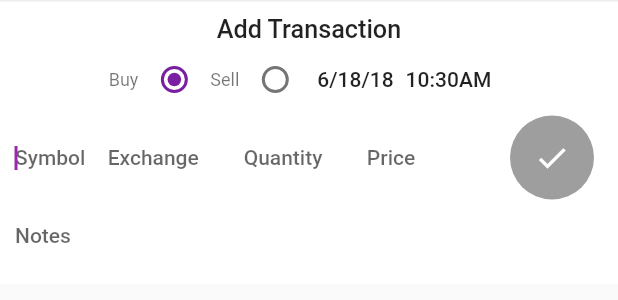
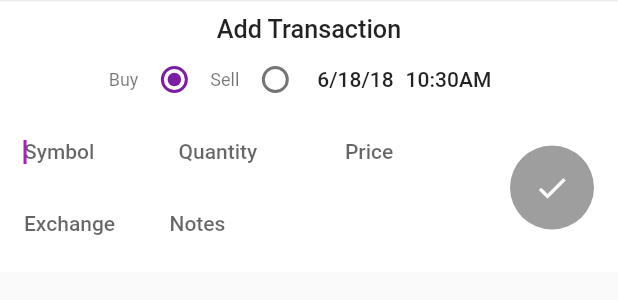
Before and after one commit to huzgrx/trace-flutter, a Flutter app: the TransactionSheet widget shown alone on an empty page, opened directly with empty values, on a phone screen of 412 x 824 dp. Shown: the top 300 px of the screen. Run offline on Flutter 3.47's test engine with Material 2 defaults, Android fonts, the phone set to English and light mode, and no system bars; our stand-ins replace shared_preferences; missing offline and left inert: flutter_sparkline; accounts and stored records are empty; network calls fail.

Commit message:
better transaction_sheet ui, better market data fetching on aggregate_stats

```diff
--- a/lib/portfolio/transaction_sheet.dart
+++ b/lib/portfolio/transaction_sheet.dart
@@ -339,9 +339,7 @@ class TransactionSheetState extends State<TransactionSheet> {
                           style: Theme.of(context).textTheme.button
                       ),
                     ),
-
                     new Padding(padding: const EdgeInsets.symmetric(horizontal: 4.0)),
-
                     new GestureDetector(
                       onTap: () => _selectTime(),
                       child: new Text(
@@ -351,16 +349,23 @@ class TransactionSheetState extends State<TransactionSheet> {
                         style: Theme.of(context).textTheme.button,
                       ),
                     ),
-
                     new Padding(padding: const EdgeInsets.symmetric(horizontal: 6.0)),
-
                   ],
                 ),
+
                 new Row(
+                  mainAxisAlignment: MainAxisAlignment.spaceBetween,
                   children: <Widget>[
-                    new Padding(padding: const EdgeInsets.only(left: 10.0)),
+                    new Column(
+                      mainAxisSize: MainAxisSize.min,
+                      crossAxisAlignment: CrossAxisAlignment.start,
+                        children: <Widget>[
+                      new Row(
+                        mainAxisSize: MainAxisSize.min,
+                        children: <Widget>[
+                          new Padding(padding: const EdgeInsets.only(left: 16.0)),
                           new Container(
-                      width: MediaQuery.of(context).size.width * 0.15,
+                            width: MediaQuery.of(context).size.width * 0.25,
                             padding: const EdgeInsets.only(right: 4.0),
                             child: new TextField(
                               controller: _symbolController,
@@ -375,8 +380,44 @@ class TransactionSheetState extends State<TransactionSheet> {
                             ),
                           ),
                           new Container(
-                      width: MediaQuery.of(context).size.width * 0.22,
+                            width: MediaQuery.of(context).size.width * 0.25,
                             padding: const EdgeInsets.only(right: 4.0),
+                            child: new TextField(
+                              controller: _quantityController,
+                              autocorrect: false,
+                              onChanged: _checkValidQuantity,
+                              style: Theme.of(context).textTheme.body2.apply(color: quantityTextColor),
+                              keyboardType: TextInputType.number,
+                              decoration: new InputDecoration(
+                                border: InputBorder.none,
+                                hintText: "Quantity",
+                              ),
+                            ),
+                          ),
+                          new Container(
+                            width: MediaQuery.of(context).size.width*0.2,
+                            padding: const EdgeInsets.only(right: 4.0),
+                            child: new TextField(
+                              controller: _priceController,
+                              autocorrect: false,
+                              onChanged: _checkValidPrice,
+                              style: Theme.of(context).textTheme.body2.apply(color: priceTextColor),
+                              keyboardType: TextInputType.number,
+                              decoration: new InputDecoration(
+                                  border: InputBorder.none,
+                                  hintText: "Price",
+                                  prefixText: "\$",
+                                  prefixStyle: Theme.of(context).textTheme.body2.apply(color: priceTextColor)
+                              ),
+                            ),
+                          )
+                        ],
+                      ),
+                      new Row(
+                        children: <Widget>[
+                          new Container(
+                            width: MediaQuery.of(context).size.width * 0.25,
+                            padding: const EdgeInsets.only(left: 16.0),
                             child: new PopupMenuButton(
                               itemBuilder: (BuildContext context) {
                                 List<PopupMenuEntry<dynamic>> options = [
@@ -415,39 +456,22 @@ class TransactionSheetState extends State<TransactionSheet> {
                             ),
                           ),
                           new Container(
-                      width: MediaQuery.of(context).size.width * 0.18,
-                      padding: const EdgeInsets.only(right: 4.0),
+                            width: MediaQuery.of(context).size.width*0.5,
+                            padding: const EdgeInsets.only(left: 10.0),
                             child: new TextField(
-                        controller: _quantityController,
+                              controller: _notesController,
                               autocorrect: false,
-                        onChanged: _checkValidQuantity,
-                        style: Theme.of(context).textTheme.body2.apply(color: quantityTextColor),
-                        keyboardType: TextInputType.number,
+                              style: Theme.of(context).textTheme.body2.apply(color: validColor),
+                              keyboardType: TextInputType.text,
                               decoration: new InputDecoration(
                                   border: InputBorder.none,
-                          hintText: "Quantity",
-                        ),
-                      ),
-                    ),
-                    new Flexible(
-                        child: new Container(
-                          padding: const EdgeInsets.only(right: 4.0),
-                          child: new TextField(
-                            controller: _priceController,
-                            autocorrect: false,
-                            onChanged: _checkValidPrice,
-                            style: Theme.of(context).textTheme.body2.apply(color: priceTextColor),
-                            keyboardType: TextInputType.number,
-                            decoration: new InputDecoration(
-                                border: InputBorder.none,
-                                hintText: "Price",
-                                prefixText: "\$",
-                                prefixStyle: Theme.of(context).textTheme.body2.apply(color: priceTextColor)
+                                  hintText: "Notes"
                               ),
                             ),
                           )
+                        ],
                       ),
-
+                    ]),
                     new Container(
                       padding: const EdgeInsets.only(right: 16.0),
                       child: new FloatingActionButton(
@@ -461,23 +485,7 @@ class TransactionSheetState extends State<TransactionSheet> {
                           onPressed: _handleSave
                       ),
                     )
-
                   ],
-                ),
-                new Flexible(
-                    child: new Container(
-                      padding: const EdgeInsets.only(left: 10.0),
-                      child: new TextField(
-                        controller: _notesController,
-                        autocorrect: false,
-                        style: Theme.of(context).textTheme.body2.apply(color: validColor),
-                        keyboardType: TextInputType.text,
-                        decoration: new InputDecoration(
-                            border: InputBorder.none,
-                            hintText: "Notes"
-                        ),
-                      ),
-                    )
                 ),
               ],
             )
```
Also changed, not shown: lib/market/coin_aggregate_stats.dart (+7 -11 lines), lib/portfolio/transactions_page.dart (+5 -13 lines). Lines whose indentation alone changed are shown as unchanged.
